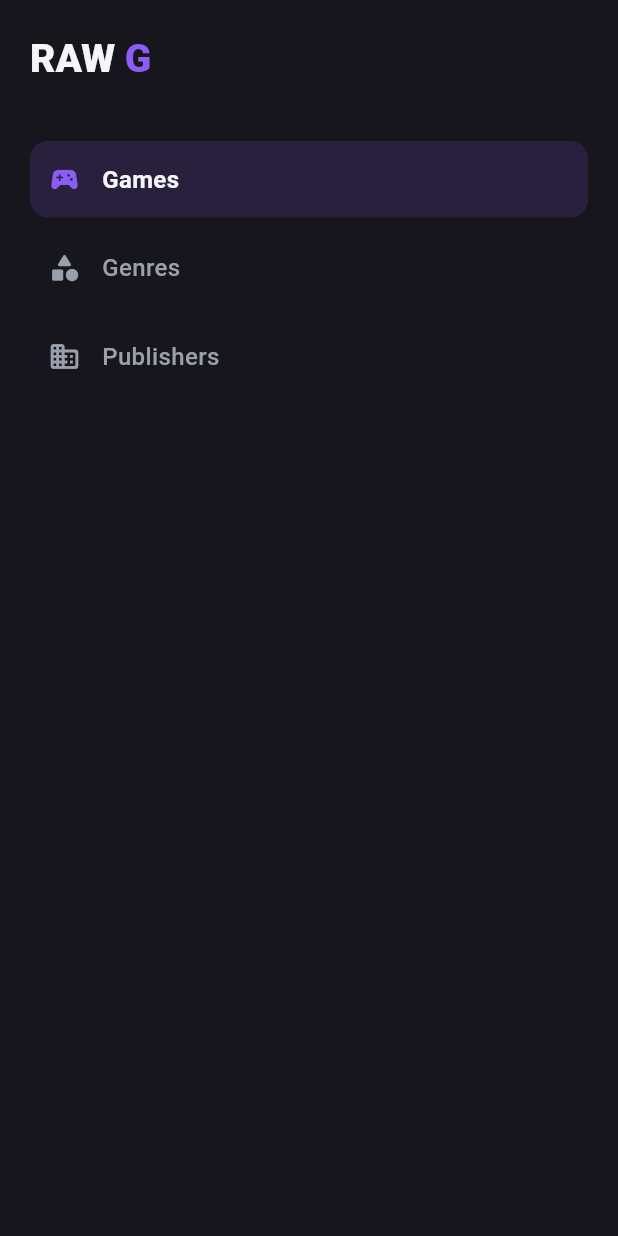
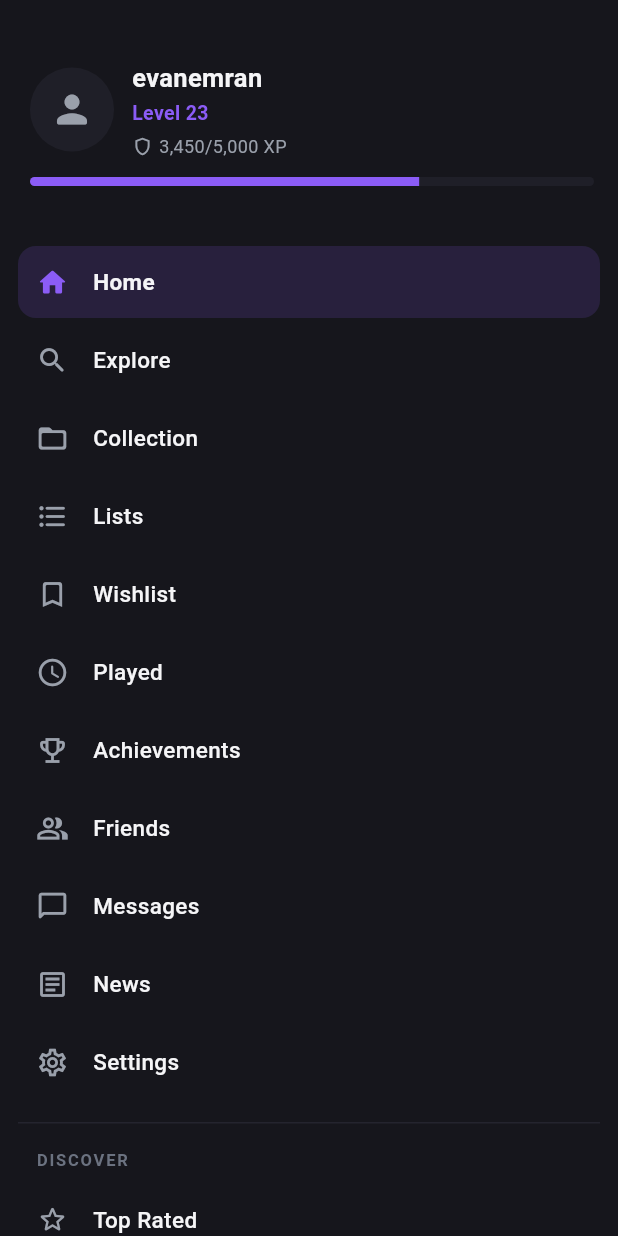
Before and after one commit to evanemran/rawg-app, a Flutter app: the DrawerMenuScreen widget shown alone on an empty page, opened directly, on a phone screen of 412 x 824 dp. Run offline on Flutter 3.47's test engine with Material 3 defaults, Android fonts, the phone set to English and light mode, and no system bars; our stand-ins replace flutter_riverpod, flutter_zoom_drawer; network calls fail.

Commit message:
drawer menu added

```diff
--- a/lib/presentation/pages/app_shell.dart
+++ b/lib/presentation/pages/app_shell.dart
@@ -21,7 +21,7 @@ class AppShell extends ConsumerWidget {
       style: DrawerStyle.defaultStyle,
       borderRadius: 24,
       showShadow: true,
-      angle: 15,
+      angle: 0,
       menuBackgroundColor: AppColors.surface,
       shadowLayer1Color: AppColors.drawerShadowOne,
       shadowLayer2Color: AppColors.drawerShadowTwo,
--- a/lib/presentation/pages/drawer_menu_screen.dart
+++ b/lib/presentation/pages/drawer_menu_screen.dart
@@ -1,64 +1,172 @@
 import 'package:flutter/material.dart';
-import 'package:flutter_riverpod/flutter_riverpod.dart';
 import 'package:flutter_zoom_drawer/flutter_zoom_drawer.dart';
 
 import '../../app/theme/app_colors.dart';
-import '../providers/drawer_provider.dart';
 
-class DrawerMenuScreen extends ConsumerWidget {
+class _DrawerItem {
+  final IconData icon;
+  final String label;
+
+  const _DrawerItem(this.icon, this.label);
+}
+
+const _mainItems = <_DrawerItem>[
+  _DrawerItem(Icons.home_rounded, 'Home'),
+  _DrawerItem(Icons.search_rounded, 'Explore'),
+  _DrawerItem(Icons.folder_open_rounded, 'Collection'),
+  _DrawerItem(Icons.format_list_bulleted_rounded, 'Lists'),
+  _DrawerItem(Icons.bookmark_border_rounded, 'Wishlist'),
+  _DrawerItem(Icons.schedule_rounded, 'Played'),
+  _DrawerItem(Icons.emoji_events_outlined, 'Achievements'),
+  _DrawerItem(Icons.people_alt_outlined, 'Friends'),
+  _DrawerItem(Icons.chat_bubble_outline_rounded, 'Messages'),
+  _DrawerItem(Icons.article_outlined, 'News'),
+  _DrawerItem(Icons.settings_outlined, 'Settings'),
+];
+
+const _discoverItems = <_DrawerItem>[
+  _DrawerItem(Icons.star_border_rounded, 'Top Rated'),
+  _DrawerItem(Icons.calendar_today_rounded, 'New Releases'),
+  _DrawerItem(Icons.hourglass_empty_rounded, 'Upcoming'),
+  _DrawerItem(Icons.grid_view_rounded, 'Genres'),
+  _DrawerItem(Icons.videogame_asset_rounded, 'Platforms'),
+];
+
+class DrawerMenuScreen extends StatefulWidget {
   const DrawerMenuScreen({super.key});
 
-  IconData _iconFor(DrawerMenu menu) {
-    switch (menu) {
-      case DrawerMenu.games:
-        return Icons.sports_esports_rounded;
-      case DrawerMenu.genres:
-        return Icons.category_rounded;
-      case DrawerMenu.publishers:
-        return Icons.business_rounded;
+  @override
+  State<DrawerMenuScreen> createState() => _DrawerMenuScreenState();
 }
+
+class _DrawerMenuScreenState extends State<DrawerMenuScreen> {
+  String _selected = 'Home';
+
+  void _onSelect(String label) {
+    setState(() => _selected = label);
+    ZoomDrawer.of(context)?.close();
   }
 
   @override
-  Widget build(BuildContext context, WidgetRef ref) {
-    final selected = ref.watch(drawerMenuProvider);
-
-    return Container(
+  Widget build(BuildContext context) {
+    return Material(
       color: AppColors.surface,
       child: SafeArea(
-        child: Padding(
-          padding: const EdgeInsets.symmetric(horizontal: 20),
         child: Column(
           crossAxisAlignment: CrossAxisAlignment.start,
           children: [
-              const SizedBox(height: 24),
-              RichText(
-                text: const TextSpan(
+            _buildProfileHeader(),
+            Expanded(
+              child: SingleChildScrollView(
+                padding: const EdgeInsets.symmetric(horizontal: 12),
+                child: Column(
+                  crossAxisAlignment: CrossAxisAlignment.start,
                   children: [
-                    TextSpan(
-                      text: 'RAW ',
+                    ..._mainItems.map(_buildItem),
+                    const SizedBox(height: 12),
+                    const Divider(color: AppColors.divider, height: 1),
+                    const Padding(
+                      padding: EdgeInsets.fromLTRB(12, 16, 12, 8),
+                      child: Text(
+                        'DISCOVER',
+                        style: TextStyle(
+                          color: AppColors.textTertiary,
+                          fontSize: 11,
+                          fontWeight: FontWeight.w700,
+                          letterSpacing: 1.2,
+                        ),
+                      ),
+                    ),
+                    ..._discoverItems.map(_buildItem),
+                    const SizedBox(height: 12),
+                  ],
+                ),
+              ),
+            ),
+            /*_buildPremiumCard(),*/
+          ],
+        ),
+      ),
+    );
+  }
+
+  Widget _buildProfileHeader() {
+    return Padding(
+      padding: const EdgeInsets.fromLTRB(20, 40, 16, 40),
+      child: Column(
+        crossAxisAlignment: CrossAxisAlignment.start,
+        children: [
+          Row(
+            children: [
+              const CircleAvatar(
+                radius: 28,
+                backgroundColor: AppColors.surfaceVariant,
+                child: Icon(Icons.person_rounded,
+                    color: AppColors.textSecondary, size: 30),
+              ),
+              const SizedBox(width: 12),
+              Expanded(
+                child: Column(
+                  crossAxisAlignment: CrossAxisAlignment.start,
+                  children: [
+                    const Text(
+                      'evanemran',
                       style: TextStyle(
                         color: AppColors.textPrimary,
-                        fontSize: 26,
-                        fontWeight: FontWeight.w800,
+                        fontSize: 17,
+                        fontWeight: FontWeight.w700,
                       ),
                     ),
-                    TextSpan(
-                      text: 'G',
+                    const SizedBox(height: 2),
+                    const Text(
+                      'Level 23',
                       style: TextStyle(
                         color: AppColors.accent,
-                        fontSize: 26,
-                        fontWeight: FontWeight.w800,
+                        fontSize: 13,
+                        fontWeight: FontWeight.w600,
+                      ),
+                    ),
+                    const SizedBox(height: 4),
+                    Row(
+                      children: const [
+                        Icon(Icons.shield_outlined,
+                            color: AppColors.textSecondary, size: 14),
+                        SizedBox(width: 4),
+                        Expanded(child: Text(
+                          '3,450/5,000 XP',
+                          style: TextStyle(
+                            color: AppColors.textSecondary,
+                            fontSize: 12,
+                          ),
+                        )),
+                      ],
+                    ),
+                  ],
+                ),
+              ),
+              /*const Icon(Icons.chevron_right_rounded,
+                  color: AppColors.textSecondary),*/
+            ],
+          ),
+          const SizedBox(height: 12),
+          ClipRRect(
+            borderRadius: BorderRadius.circular(4),
+            child: const LinearProgressIndicator(
+              value: 3450 / 5000,
+              minHeight: 6,
+              backgroundColor: AppColors.surfaceVariant,
+              valueColor: AlwaysStoppedAnimation(AppColors.accent),
             ),
           ),
         ],
       ),
-              ),
-              const SizedBox(height: 40),
-              ...DrawerMenu.values.map((menu) {
-                final active = menu == selected;
+    );
+  }
+
+  Widget _buildItem(_DrawerItem item) {
+    final active = item.label == _selected;
     return Padding(
-                  padding: const EdgeInsets.only(bottom: 8),
+      padding: const EdgeInsets.only(bottom: 4),
       child: Material(
         color: active
             ? AppColors.accent.withValues(alpha: 0.15)
@@ -66,32 +174,23 @@ class DrawerMenuScreen extends ConsumerWidget {
         borderRadius: BorderRadius.circular(12),
         child: InkWell(
           borderRadius: BorderRadius.circular(12),
-                      onTap: () {
-                        ref.read(drawerMenuProvider.notifier).state = menu;
-                        ZoomDrawer.of(context)?.close();
-                      },
+          onTap: () => _onSelect(item.label),
           child: Padding(
-                        padding: const EdgeInsets.symmetric(
-                            horizontal: 12, vertical: 14),
+            padding: const EdgeInsets.symmetric(horizontal: 12, vertical: 13),
             child: Row(
               children: [
                 Icon(
-                              _iconFor(menu),
-                              color: active
-                                  ? AppColors.accent
-                                  : AppColors.textSecondary,
+                  item.icon,
+                  color: active ? AppColors.accent : AppColors.textSecondary,
                   size: 22,
                 ),
-                            const SizedBox(width: 14),
+                const SizedBox(width: 16),
                 Text(
-                              menu.label,
+                  item.label,
                   style: TextStyle(
-                                color: active
-                                    ? AppColors.textPrimary
-                                    : AppColors.textSecondary,
-                                fontSize: 16,
-                                fontWeight:
-                                    active ? FontWeight.w700 : FontWeight.w500,
+                    color: AppColors.textPrimary,
+                    fontSize: 15,
+                    fontWeight: active ? FontWeight.w700 : FontWeight.w500,
                   ),
                 ),
               ],
@@ -100,8 +199,53 @@ class DrawerMenuScreen extends ConsumerWidget {
         ),
       ),
     );
-              }),
+  }
+
+  Widget _buildPremiumCard() {
+    return Padding(
+      padding: const EdgeInsets.fromLTRB(16, 8, 16, 16),
+      child: Material(
+        color: AppColors.surfaceVariant,
+        borderRadius: BorderRadius.circular(14),
+        child: InkWell(
+          borderRadius: BorderRadius.circular(14),
+          onTap: () => ZoomDrawer.of(context)?.close(),
+          child: Padding(
+            padding: const EdgeInsets.all(14),
+            child: Row(
+              children: [
+                const Icon(Icons.workspace_premium_rounded,
+                    color: AppColors.accent, size: 28),
+                const SizedBox(width: 12),
+                Expanded(
+                  child: Column(
+                    crossAxisAlignment: CrossAxisAlignment.start,
+                    children: const [
+                      Text(
+                        'Go Premium',
+                        style: TextStyle(
+                          color: AppColors.textPrimary,
+                          fontSize: 14,
+                          fontWeight: FontWeight.w700,
+                        ),
+                      ),
+                      SizedBox(height: 2),
+                      Text(
+                        'Unlock exclusive features and support the app',
+                        style: TextStyle(
+                          color: AppColors.textSecondary,
+                          fontSize: 11,
+                          height: 1.3,
+                        ),
+                      ),
                     ],
+                  ),
+                ),
+                const SizedBox(width: 8),
+                const Icon(Icons.chevron_right_rounded,
+                    color: AppColors.accent),
+              ],
+            ),
           ),
         ),
       ),
```
Also changed, not shown: assets/rawg.png (added), 1 other file. Lines whose indentation alone changed are shown as unchanged.
